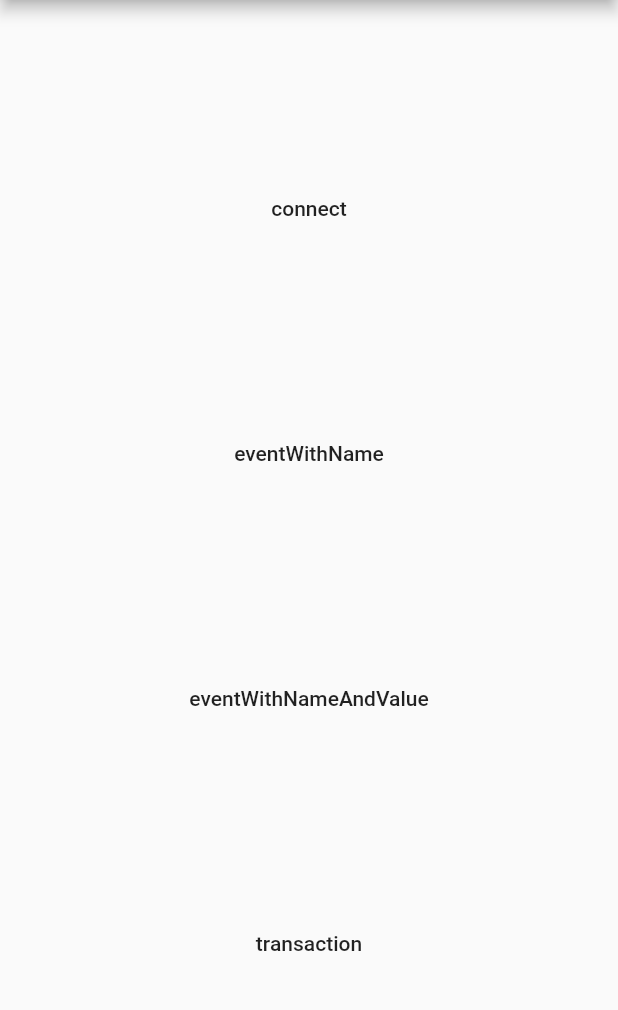
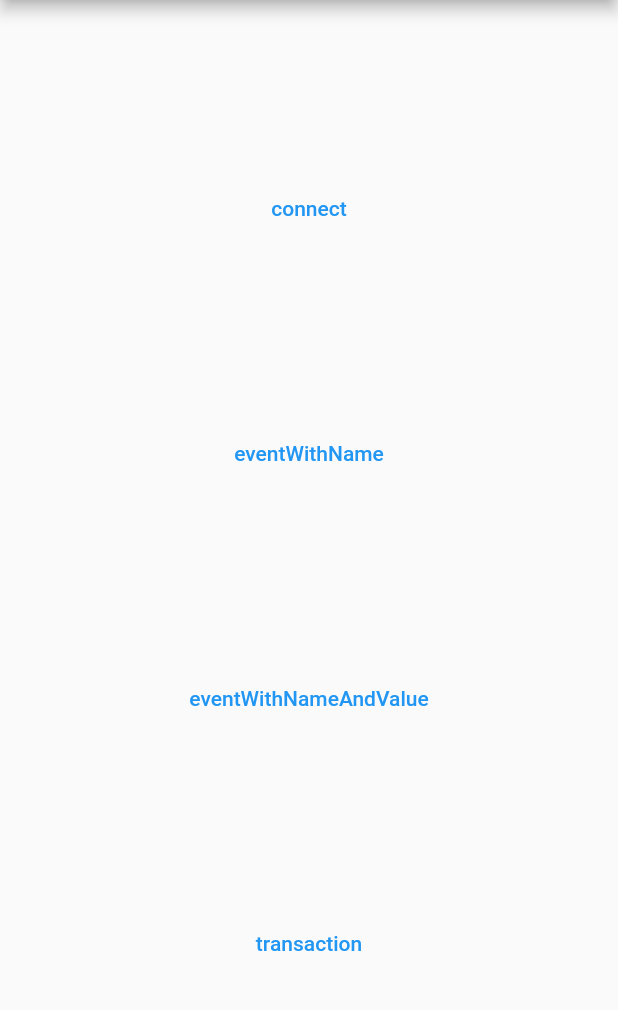
Before and after one commit to tenjin/flutter-sdk, a Flutter app: the screen it shows after launch, on a phone screen of 412 x 824 dp, the part 84-1094 px from its top. Run offline on Flutter 3.47's test engine with Material 2 defaults, Android fonts, the phone set to English and light mode, and no system bars.

```diff
--- a/example/lib/main.dart
+++ b/example/lib/main.dart
@@ -39,28 +39,28 @@ class _MyAppState extends State<MyApp> {
           child: Column(
             mainAxisAlignment: MainAxisAlignment.spaceEvenly,
             children: [
-              FlatButton(
+              TextButton(
                 onPressed: () => TenjinSDK.instance.connect(),
                 child: Text('connect'),
               ),
-              FlatButton(
+              TextButton(
                 onPressed: () =>
                     TenjinSDK.instance.eventWithName('swipe_right'),
                 child: Text('eventWithName'),
               ),
-              FlatButton(
+              TextButton(
                 onPressed: () =>
                     TenjinSDK.instance.eventWithNameAndValue('item', 100),
                 child: Text('eventWithNameAndValue'),
               ),
               if (Platform.isIOS)
-                FlatButton(
+                TextButton(
                   onPressed: () {
                     TenjinSDK.instance.requestTrackingAuthorization();
                   },
                   child: Text('Request Tracking Authorization'),
                 ),
-              FlatButton(
+              TextButton(
                 onPressed: () {
                   TenjinSDK.instance.transaction(
                     productId: 'productId',
--- a/pubspec.yaml
+++ b/pubspec.yaml
@@ -1,10 +1,10 @@
 name: tenjin_sdk
 description: A Flutter plugin to Tenjin SDK.
-version: 0.0.2
+version: 1.0.0
 homepage: https://github.com/thize/flutter_tenjin_sdk
 
 environment:
-  sdk: ">=2.7.0 <3.0.0"
+  sdk: ">=2.12.0 <3.0.0"
   flutter: ">=1.20.0"
 
 dependencies:
@@ -12,7 +12,7 @@ dependencies:
     sdk: flutter
 
 dev_dependencies:
-  lint: ^1.3.0
+  lint: ^1.5.2
   flutter_test:
     sdk: flutter
 
```
Also changed, not shown: lib/tenjin_sdk.dart (+18 -21 lines), example/pubspec.lock, pubspec.lock, 1 other file.
